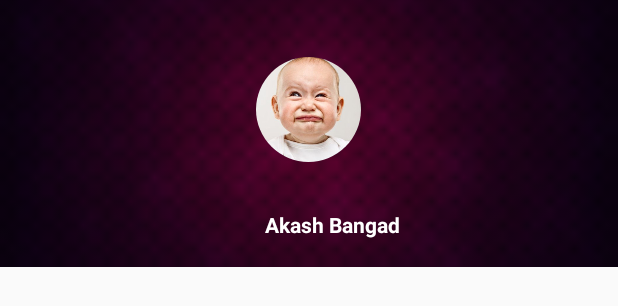
After one commit to halilibrahimaksoy/mobilfirsat, an Android app: the layout menu_header.xml on its own in the app's theme, with its tools: preview values and no code run, on a phone screen of 412 x 824 dp. The commit adds this screen. Shown: the top 306 px of the screen. Run offline under Robolectric (Android 15) with nearby library versions, the phone set to English and light mode, and no system bars.

```diff
--- a/app/build.gradle
+++ b/app/build.gradle
@@ -24,4 +24,9 @@ dependencies {
     testCompile 'junit:junit:4.12'
     compile 'com.android.support:appcompat-v7:23.1.0'
     compile 'com.android.support:design:23.1.0'
+    compile 'de.hdodenhof:circleimageview:1.2.1'
+    compile 'com.android.support:recyclerview-v7:23.0.+'
+    compile 'com.parse.bolts:bolts-android:1.+'
+    compile 'com.parse:parse-android:1.+'
+    compile 'com.squareup.picasso:picasso:2.5.2'
 }
--- /dev/null
+++ b/app/src/main/res/layout/menu_header.xml
@@ -0,0 +1,63 @@
+<?xml version="1.0" encoding="utf-8"?>
+<RelativeLayout xmlns:android="http://schemas.android.com/apk/res/android"
+    android:layout_width="match_parent"
+    android:layout_height="178dp"
+    android:background="#989898"
+    android:orientation="vertical"
+    android:weightSum="1">
+
+    <ImageView
+        android:layout_width="match_parent"
+        android:layout_height="match_parent"
+        android:scaleType="centerCrop"
+        android:src="@drawable/ic_header_background" />
+
+    <LinearLayout
+        android:layout_width="match_parent"
+        android:layout_height="56dp"
+        android:layout_alignParentBottom="true"
+        android:layout_alignParentLeft="true"
+        android:layout_alignParentStart="true"
+        android:layout_centerHorizontal="true"
+        android:gravity="center"
+        android:orientation="vertical">
+
+        <TextView
+            android:id="@+id/txtMenuHeaderUserName"
+            android:layout_width="wrap_content"
+            android:layout_height="wrap_content"
+            android:layout_marginLeft="16dp"
+
+            android:text="Akash Bangad"
+            android:textColor="#ffffff"
+            android:textSize="14sp"
+            android:textStyle="bold"
+
+            />
+
+        <!--      <TextView
+                  android:id="@+id/email"
+                  android:layout_width="wrap_content"
+                  android:layout_height="wrap_content"
+                  android:textColor="#ffffff"
+                  android:layout_marginLeft="16dp"
+                  android:layout_marginTop="5dp"
+                  android:text="akash.bangad93@gmail.com"
+                  android:textSize="14sp"
+                  android:textStyle="normal"
+
+                  />-->
+
+    </LinearLayout>
+
+    <de.hdodenhof.circleimageview.CircleImageView
+        android:id="@+id/imgMenuHeaderProfile"
+        android:layout_width="70dp"
+        android:layout_centerHorizontal="true"
+        android:layout_height="70dp"
+        android:layout_marginLeft="16dp"
+        android:layout_marginTop="38dp"
+        android:src="@drawable/profil"
+
+        />
+</RelativeLayout>
--- /dev/null
+++ b/app/src/main/res/layout/tool_bar.xml
@@ -0,0 +1,6 @@
+<?xml version="1.0" encoding="utf-8"?>
+<android.support.v7.widget.Toolbar xmlns:android="http://schemas.android.com/apk/res/android"
+    android:id="@+id/tbMain"
+    android:layout_width="match_parent"
+    android:layout_height="wrap_content"
+    android:background="@color/colorPrimaryDark" />
--- a/app/src/main/res/values/strings.xml
+++ b/app/src/main/res/values/strings.xml
@@ -1,4 +1,6 @@
 <resources>
     <string name="app_name">MobilFirsat</string>
     <string name="action_settings">Settings</string>
+    <string name="drawerOpen">Open</string>
+    <string name="drawerClose">Close</string>
 </resources>
```
Also changed, not shown: app/src/main/AndroidManifest.xml (+8 -3 lines), app/src/main/java/com/tecpoint/mobilfirsat/mobilfirsat/Adapter/MenuAdapter.java (added, +126 -0 lines), app/src/main/java/com/tecpoint/mobilfirsat/mobilfirsat/Adapter/MenuListAdapter.java (added, +85 -0 lines), app/src/main/java/com/tecpoint/mobilfirsat/mobilfirsat/MainActivity.java (+115 -1 lines), app/src/main/java/com/tecpoint/mobilfirsat/mobilfirsat/MobilFirsatApp.java (added, +23 -0 lines), app/src/main/java/com/tecpoint/mobilfirsat/mobilfirsat/Model/Category.java (added, +12 -0 lines), app/src/main/java/com/tecpoint/mobilfirsat/mobilfirsat/Model/MenuItem.java (added, +31 -0 lines), app/src/main/res/layout/activity_main.xml (+44 -27 lines), app/src/main/res/layout/menu_item_row.xml (added, +26 -0 lines), app/src/main/res/drawable-hdpi/ic_header_background.png (added), app/src/main/res/drawable-mdpi/ic_header_background.png (added), app/src/main/res/drawable-xhdpi/ic_header_background.png (added), app/src/main/res/drawable-xxhdpi/ic_header_background.png (added), app/src/main/res/drawable-xxxhdpi/ic_header_background.png (added), 2 more files, 1 other file.
